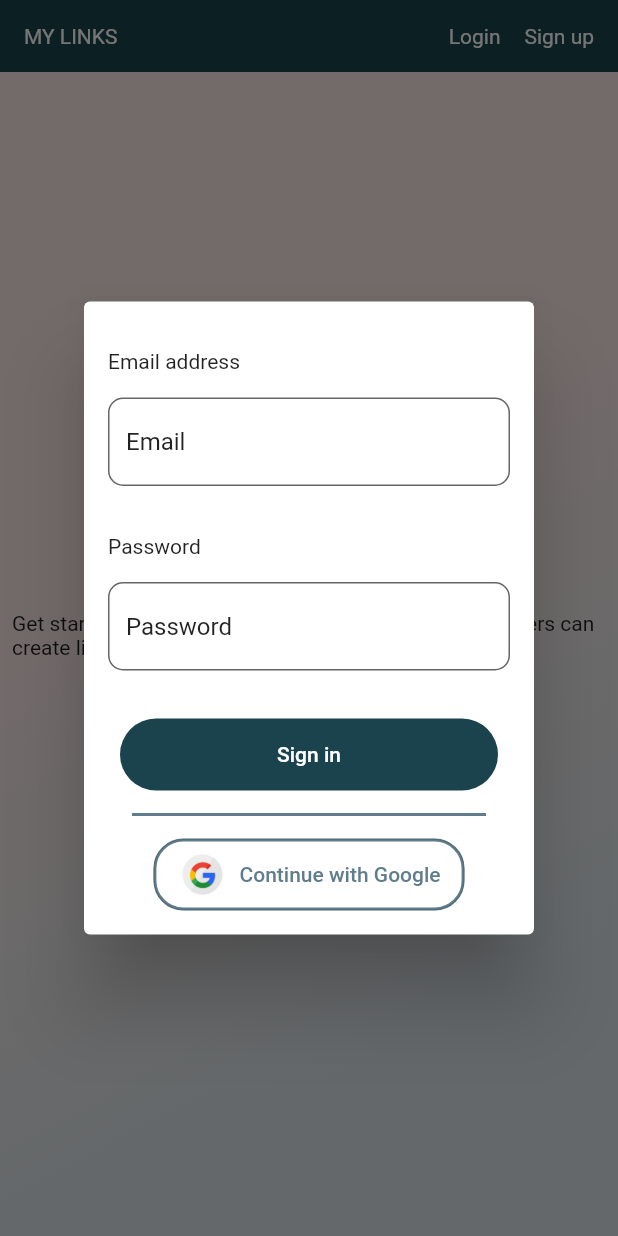
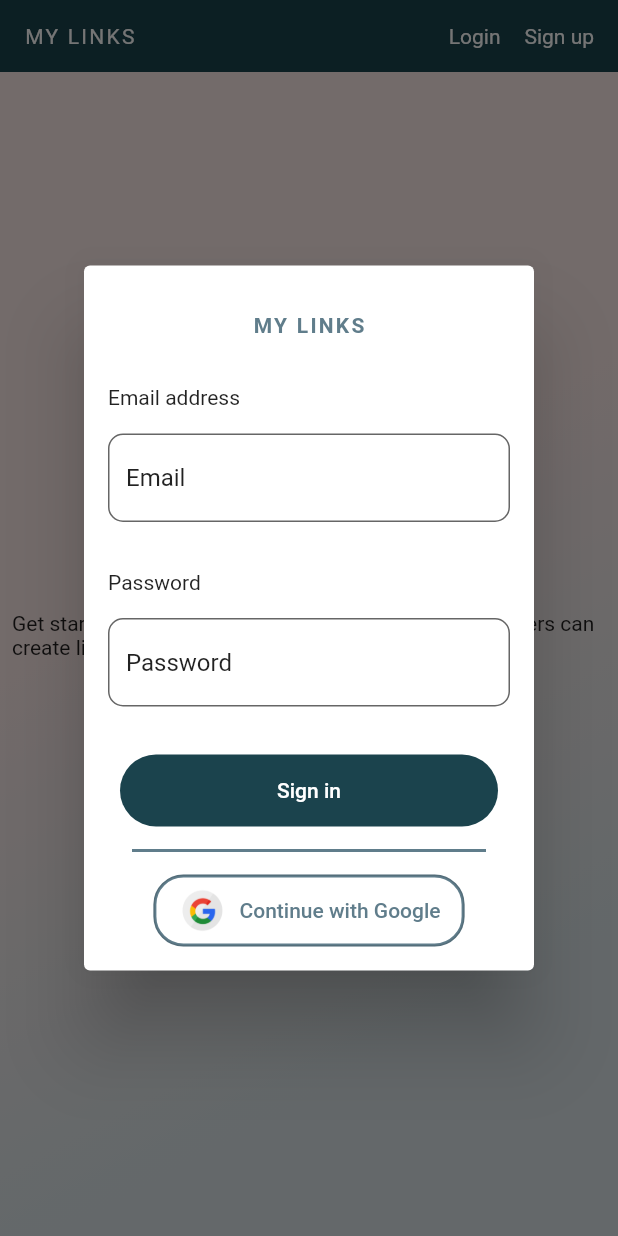
Before and after one commit to valentinavolgina2/links_app, a Flutter app: the screen it shows after launch, after a tap on "Login", on a phone screen of 412 x 824 dp. Run offline on Flutter 3.47's test engine with Material 2 defaults, Android fonts, the phone set to English and light mode, and no system bars; our stand-ins replace firebase_auth, firebase_core, firebase_database, google_sign_in, shared_preferences; accounts and stored records are empty; statements that could not run were skipped.

Commit message:
Added title to login and register windows

```diff
--- a/lib/widgets/app_bar.dart
+++ b/lib/widgets/app_bar.dart
@@ -59,7 +59,7 @@ class _MyAppBarState extends State<MyAppBar> {
                   );
                 },
                 child: Text(AppData.title.toUpperCase(),
-                    style: TextStyle(color: AppColors.whiteText)),
+                    style: TextStyle(color: AppColors.whiteText, letterSpacing: 1.5)),
             )),
             InkWell(
                 onTap: userEmail == null
--- a/lib/widgets/user/login.dart
+++ b/lib/widgets/user/login.dart
@@ -1,4 +1,5 @@
 import 'package:flutter/material.dart';
+import 'package:links_app/model/app.dart';
 import 'package:links_app/styles/color.dart';
 
 import '../../connection/authentication.dart';
@@ -73,6 +74,8 @@ class _SigninDialogState extends State<SigninDialog> {
               mainAxisSize: MainAxisSize.min,
               children: [
                 SizedBox(height: AppSizes.medium),
+                Center(child: Text(AppData.title.toUpperCase(), style: TextStyle(color: AppColors.secondaryColor, fontWeight: FontWeight.w600, letterSpacing: 1.5))),
+                SizedBox(height: AppSizes.large),
                 const Text('Email address'),
                 SizedBox(height: AppSizes.medium),
                 TextField(
--- a/lib/widgets/user/signup.dart
+++ b/lib/widgets/user/signup.dart
@@ -2,6 +2,7 @@ import 'package:flutter/material.dart';
 import 'package:links_app/styles/color.dart';
 
 import '../../connection/authentication.dart';
+import '../../model/app.dart';
 import '../../styles/size.dart';
 import '../forms/helper.dart';
 import '../message.dart';
@@ -84,6 +85,8 @@ class _SignupDialogState extends State<SignupDialog> {
               mainAxisSize: MainAxisSize.min,
               children: [
                 SizedBox(height: AppSizes.medium),
+                Center(child: Text(AppData.title.toUpperCase(), style: TextStyle(color: AppColors.secondaryColor, fontWeight: FontWeight.w600, letterSpacing: 1.5))),
+                SizedBox(height: AppSizes.large),
                 const Text('Email address'),
                 SizedBox(height: AppSizes.medium),
                 TextField(
```
Also changed, not shown: lib/widgets/forms/helper.dart (+16 -7 lines).
